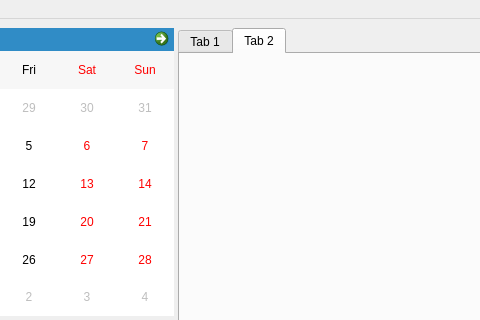
anetczuk/hanlendar, file src/todocalendar/ui/main_window.ui: the form before one commit; both pictures show x 302 to 782 and y 0 to 320 of the 964 by 723 pixel window.
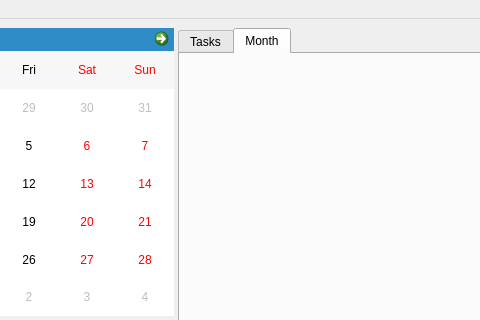
The form after the commit. The open tabs and pages were chosen to show the change.

Commit message: Rename elements

```diff
--- a/src/todocalendar/ui/main_window.ui
+++ b/src/todocalendar/ui/main_window.ui
@@ -84,7 +84,7 @@
           </property>
           <widget class="QWidget" name="tab">
            <attribute name="title">
-            <string>Tab 1</string>
+            <string>Tasks</string>
            </attribute>
            <layout class="QVBoxLayout" name="verticalLayout_8">
             <property name="leftMargin">
@@ -106,7 +106,7 @@
           </widget>
           <widget class="QWidget" name="tab_2">
            <attribute name="title">
-            <string>Tab 2</string>
+            <string>Month</string>
            </attribute>
           </widget>
          </widget>
```
Left out of the diff: 10 changed lines with no effect on the pictures.
